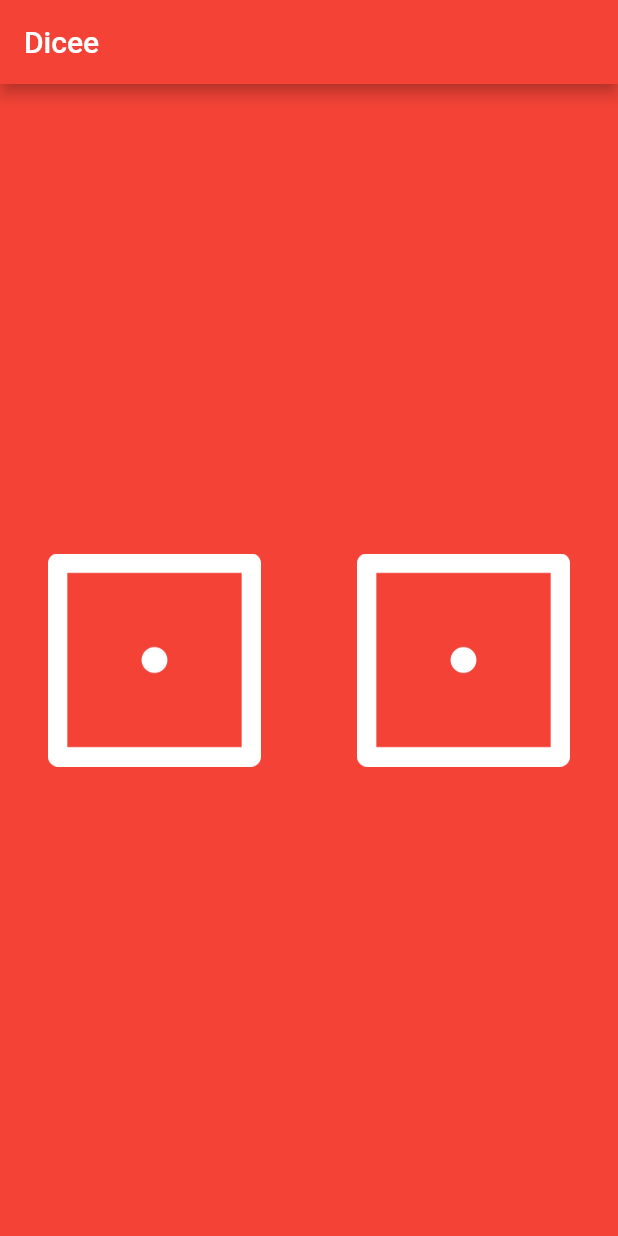
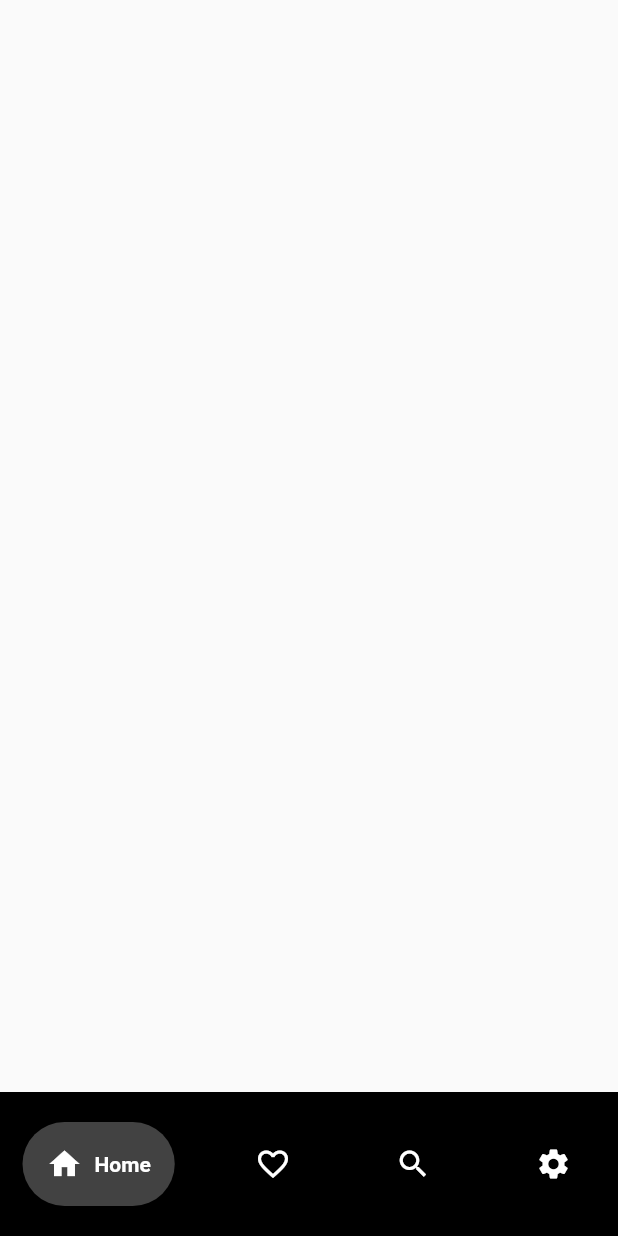
Before and after one commit to NagesoHaile/flutter-dice, a Flutter app: the screen it shows after launch, on a phone screen of 412 x 824 dp. Run offline on Flutter 3.47's test engine with Material 2 defaults, Android fonts, the phone set to English and light mode, and no system bars; drawn by our look-alikes of google_nav_bar.

Commit message:
bottomNavigationBar

```diff
--- /dev/null
+++ b/lib/homepage.dart
@@ -0,0 +1,48 @@
+//ignore_for_file: prefer_const_constructors
+import 'package:flutter/material.dart';
+import 'package:google_nav_bar/google_nav_bar.dart';
+
+class HomePage extends StatefulWidget {
+  @override
+  State<HomePage> createState() => _HomePageState();
+}
+
+class _HomePageState extends State<HomePage> {
+  @override
+  Widget build(BuildContext context) {
+    return Scaffold(
+      bottomNavigationBar: Container(
+        color: Colors.black,
+        child: Padding(
+          padding: const EdgeInsets.symmetric(horizontal: 15.0, vertical: 20.0),
+          child: GNav(
+            backgroundColor: Colors.black,
+            color: Colors.white,
+            activeColor: Colors.white,
+            tabBackgroundColor: Colors.grey.shade800,
+            gap: 8,
+            padding: EdgeInsets.all(16.0),
+            tabs: const [
+              GButton(
+                icon: Icons.home,
+                text: 'Home',
+              ),
+              GButton(
+                icon: Icons.favorite_border,
+                text: 'Favorite',
+              ),
+              GButton(
+                icon: Icons.search,
+                text: 'Search',
+              ),
+              GButton(
+                icon: Icons.settings,
+                text: 'Settings',
+              ),
+            ],
+          ),
+        ),
+      ),
+    );
+  }
+}
--- a/lib/main.dart
+++ b/lib/main.dart
@@ -1,70 +1,17 @@
-import 'dart:math';
+//ignore_for_file: prefer_const_constructors
 import 'package:flutter/material.dart';
+import 'homepage.dart';
 
 void main() {
-  runApp(
-    MaterialApp(
-      home: Scaffold(
-        backgroundColor: Colors.red,
-        appBar: AppBar(
-          title: Text(
-            "Dicee",
-          ),
-          backgroundColor: Colors.red,
-        ),
-        body: DicePage(),
-      ),
-    ),
-  );
+  runApp(MyApp());
 }
 
-class DicePage extends StatefulWidget {
-  @override
-  _DicePageState createState() => _DicePageState();
-}
-
-class _DicePageState extends State<DicePage> {
-  int leftDiceNumber = 1;
-  int rightDiceNumber = 1;
+class MyApp extends StatelessWidget {
   @override
   Widget build(BuildContext context) {
-    return Center(
-      child: Row(
-        children: [
-          Expanded(
-            child: Padding(
-              padding: const EdgeInsets.all(16.0),
-              child: MaterialButton(
-                onPressed: () {
-                  setState(() {
-                    leftDiceNumber = Random().nextInt(6) + 1;
-                    rightDiceNumber = Random().nextInt(6) + 1;
-                  });
-                },
-                child: Image.asset(
-                  'images/dice$leftDiceNumber.png',
-                ),
-              ),
-            ),
-          ),
-          Expanded(
-            child: Padding(
-              padding: const EdgeInsets.all(16.0),
-              child: MaterialButton(
-                onPressed: () {
-                  setState(() {
-                    leftDiceNumber = Random().nextInt(6) + 1;
-                    rightDiceNumber = Random().nextInt(6) + 1;
-                  });
-                },
-                child: Image.asset(
-                  'images/dice$rightDiceNumber.png',
-                ),
-              ),
-            ),
-          ),
-        ],
-      ),
+    return MaterialApp(
+      debugShowCheckedModeBanner: false,
+      home: HomePage(),
     );
   }
 }
--- a/pubspec.yaml
+++ b/pubspec.yaml
@@ -8,6 +8,7 @@ dependencies:
   flutter:
     sdk: flutter
   cupertino_icons: ^1.0.2
+  google_nav_bar: ^5.0.6
 
 dev_dependencies:
   flutter_test:
```
Also changed, not shown: pubspec.lock, 1 other file.
